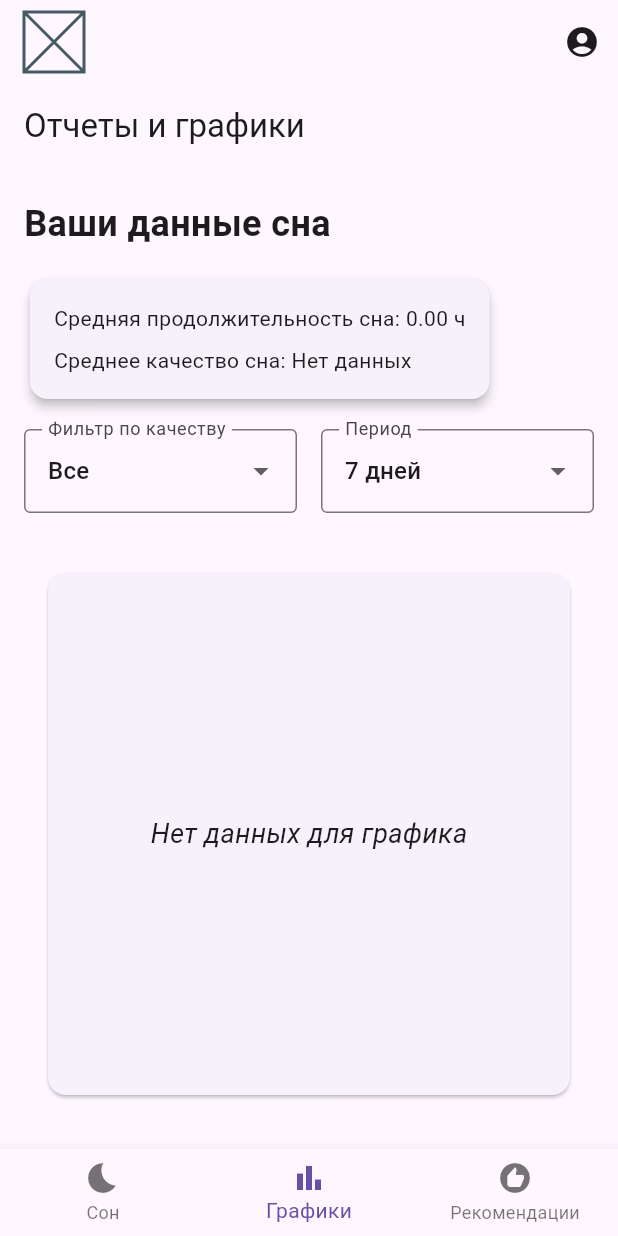
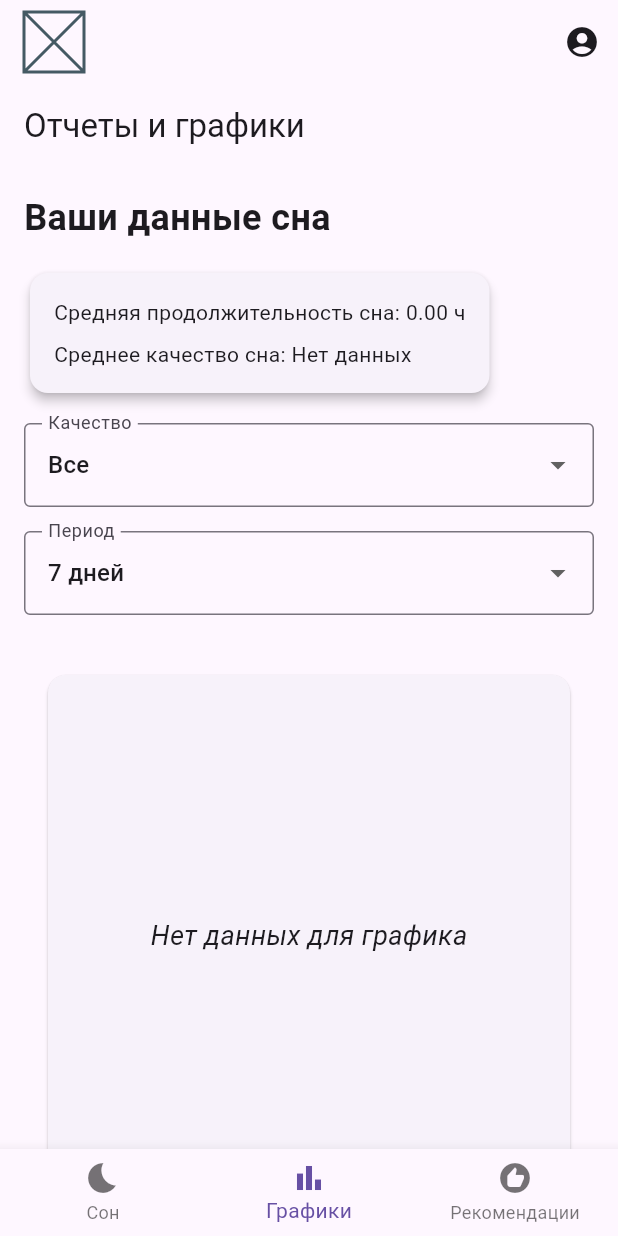
Before and after one commit to DaniilTooZir/SleepTracking_Flutter, a Flutter app: the ReportChartScreen screen opened by its route, on a phone screen of 412 x 824 dp. Run offline on Flutter 3.47's test engine with Material 3 defaults, Android fonts, the phone set to English and light mode, and no system bars; our stand-ins replace fl_chart, flutter_dotenv, go_router, supabase_flutter; accounts and stored records are empty.

Commit message:
Немного переделал оформление кода

```diff
--- a/lib/ui/screens/report_chart_screen.dart
+++ b/lib/ui/screens/report_chart_screen.dart
@@ -5,7 +5,14 @@ import 'package:sleep_tracking/data/services/report_chart_service.dart';
 import 'package:sleep_tracking/models/sleep_recording.dart';
 import 'package:sleep_tracking/providers/user_provider.dart';
 
-const List<String> sleepQualityOptions = ['Все', 'Ужасное', 'Плохое', 'Нормальное', 'Хорошее', 'Отличное'];
+const List<String> sleepQualityOptions = [
+  'Все',
+  'Ужасное',
+  'Плохое',
+  'Нормальное',
+  'Хорошее',
+  'Отличное',
+];
 const List<String> periodOptions = ['7 дней', '30 дней', 'Все время'];
 
 class ReportChartScreen extends StatefulWidget {
@@ -42,8 +49,11 @@ class _ReportChartScreenState extends State<ReportChartScreen> {
 
       setState(() {
         _sleepRecords = sleepRecords;
-        _averageSleepDuration = _reportChartService.calculateAverageSleepDuration(sleepRecords);
-        _averageSleepQuality = _reportChartService.calculateAverageSleepQuality(sleepRecords);
+        _averageSleepDuration = _reportChartService
+            .calculateAverageSleepDuration(sleepRecords);
+        _averageSleepQuality _reportChartService.calculateAverageSleepQuality(
+          sleepRecords,
+        );
       });
     } catch (e) {
       debugPrint('Ошибка получения данных: $e');
@@ -53,7 +63,6 @@ class _ReportChartScreenState extends State<ReportChartScreen> {
   @override
   Widget build(BuildContext context) {
     final isWide = MediaQuery.of(context).size.width > 600;
-
     return Scaffold(
       appBar: AppBar(title: const Text('Отчеты и графики')),
       body: LayoutBuilder(
@@ -74,18 +83,11 @@ class _ReportChartScreenState extends State<ReportChartScreen> {
                       ),
                     ),
                     const SizedBox(height: 16),
-
                     _buildAverageDataCard(),
-
                     const SizedBox(height: 16),
-
-
-                    _buildDropdownFilters(),
-
+                    _buildDropdownFilters(isWide),
                     const SizedBox(height: 24),
-
-
-                    _buildSleepChart(isWide),
+                    _buildSleepChartWithLegend(isWide),
                   ],
                 ),
               ),
@@ -95,18 +97,19 @@ class _ReportChartScreenState extends State<ReportChartScreen> {
       ),
     );
   }
+
   Widget _buildAverageDataCard() {
     return Card(
       elevation: 3,
-      shape: RoundedRectangleBorder(
-        borderRadius: BorderRadius.circular(12),
-      ),
+      shape: RoundedRectangleBorder(borderRadius: BorderRadius.circular(12)),
       child: Padding(
         padding: const EdgeInsets.all(16.0),
         child: Column(
           crossAxisAlignment: CrossAxisAlignment.start,
           children: [
-            Text('Средняя продолжительность сна: ${_averageSleepDuration.toStringAsFixed(2)} ч'),
+            Text(
+              'Средняя продолжительность сна: ${_averageSleepDuration.toStringAsFixed(2)} ч',
+            ),
             const SizedBox(height: 8),
             Text('Среднее качество сна: $_averageSleepQuality'),
           ],
@@ -115,80 +118,125 @@ class _ReportChartScreenState extends State<ReportChartScreen> {
     );
   }
 
-  Widget _buildDropdownFilters() {
-    return Row(
+  Widget _buildDropdownFilters(bool isWide) {
+    return isWide
+        ? Row(
           children: [
-        Expanded(
-          child: DropdownButtonFormField<String>(
+            Expanded(child: _qualityDropdown()),
+            const SizedBox(width: 16),
+            Expanded(child: _periodDropdown()),
+          ],
+        )
+        : Column(
+          children: [
+            _qualityDropdown(),
+            const SizedBox(height: 16),
+            _periodDropdown(),
+          ],
+        );
+  }
+
+  Widget _qualityDropdown() {
+    return DropdownButtonFormField<String>(
       value: _selectedQuality,
       decoration: const InputDecoration(
-              labelText: 'Фильтр по качеству',
+        labelText: 'Качество',
         border: OutlineInputBorder(),
       ),
-            items: sleepQualityOptions
-                .map(
-                  (value) => DropdownMenuItem(
-                value: value,
-                child: Text(value),
-              ),
-            )
+      items:
+          sleepQualityOptions
+              .map((q) => DropdownMenuItem(value: q, child: Text(q)))
               .toList(),
-            onChanged: (value) {
+      onChanged: (v) {
         setState(() {
-                _selectedQuality = value!;
+          _selectedQuality = v!;
           _fetchData();
         });
       },
-          ),
-        ),
-        const SizedBox(width: 16),
-        Expanded(
-          child: DropdownButtonFormField<String>(
+    );
+  }
+
+  Widget _periodDropdown() {
+    return DropdownButtonFormField<String>(
       value: _selectedPeriod,
       decoration: const InputDecoration(
         labelText: 'Период',
         border: OutlineInputBorder(),
       ),
-            items: periodOptions
-                .map(
-                  (value) => DropdownMenuItem(
-                value: value,
-                child: Text(value),
-              ),
-            )
+      items:
+          periodOptions
+              .map((p) => DropdownMenuItem(value: p, child: Text(p)))
               .toList(),
-            onChanged: (value) {
+      onChanged: (v) {
         setState(() {
-                _selectedPeriod = value!;
+          _selectedPeriod = v!;
           _fetchData();
         });
       },
+    );
+  }
+
+  Widget _legendItem(Color color, String label) {
+    return Row(
+      mainAxisSize: MainAxisSize.min,
+      children: [
+        Container(
+          width: 12,
+          height: 12,
+          decoration: BoxDecoration(color: color, shape: BoxShape.circle),
         ),
+        const SizedBox(width: 6),
+        ConstrainedBox(
+          constraints: const BoxConstraints(maxWidth: 100),
+          child: Text(label, overflow: TextOverflow.ellipsis),
         ),
       ],
     );
   }
-  Widget _buildSleepChart(bool isWide) {
+
+  Widget _buildSleepChartWithLegend(bool isWide) {
+    final series = [
+      {
+        'color': Colors.blue,
+        'label': 'Длительность сна',
+        'data': _reportChartService.generateSleepDurationGraphData(
+          _sleepRecords,
+        ),
+      },
+    ];
+
     return Padding(
       padding: const EdgeInsets.all(12),
-      child: AspectRatio(
+      child: Column(
+        children: [
+          AspectRatio(
             aspectRatio: isWide ? 1.6 : 1,
-        child: _buildChart(),
-      ),
-    );
-  }
-  Widget _buildChart() {
-    return Card(
+            child: Card(
               shape: RoundedRectangleBorder(
                 borderRadius: BorderRadius.circular(12),
               ),
-      child: _sleepRecords.isNotEmpty
-          ? LineChart(
+              child:
+                  _sleepRecords.isEmpty
+                      ? const Center(
+                        child: Text(
+                          'Нет данных для графика',
+                          style: TextStyle(
+                            fontSize: 18,
+                            fontStyle: FontStyle.italic,
+                          ),
+                        ),
+                      )
+                      : LineChart(
                         LineChartData(
-          gridData: FlGridData(show: true, horizontalInterval: 1),
+                          gridData: FlGridData(
+                            show: true,
+                            horizontalInterval: 1,
+                          ),
                           titlesData: FlTitlesData(
                             leftTitles: AxisTitles(
-              axisNameWidget: const Text('Продолжительность сна (ч)'),
+                              axisNameWidget: const Text(
+                                'Продолжительность сна (ч)',
+                              ),
                               sideTitles: SideTitles(showTitles: true),
                             ),
                             bottomTitles: AxisTitles(
@@ -197,22 +245,44 @@ class _ReportChartScreenState extends State<ReportChartScreen> {
                             ),
                           ),
                           borderData: FlBorderData(show: true),
-          lineBarsData: [
-            LineChartBarData(
-              spots: _reportChartService.generateSleepDurationGraphData(_sleepRecords),
+                          lineBarsData:
+                              series.map<LineChartBarData>((s) {
+                                return LineChartBarData(
+                                  spots: s['data'] as List<FlSpot>,
                                   isCurved: true,
-              color: Colors.blue,
+                                  color: s['color'] as Color,
                                   barWidth: 4,
-              belowBarData: BarAreaData(show: true, color: Colors.blue.withOpacity(0.3)),
+                                  belowBarData: BarAreaData(
+                                    show: true,
+                                    color: (s['color'] as Color).withOpacity(
+                                      0.3,
+                                    ),
+                                  ),
+                                );
+                              }).toList(),
+                        ),
+                      ),
+            ),
+          ),
+          if (series.length > 1)
+            Padding(
+              padding: const EdgeInsets.only(top: 12),
+              child: Wrap(
+                spacing: 16,
+                runSpacing: 8,
+                children:
+                    series.map((s) {
+                      return ConstrainedBox(
+                        constraints: const BoxConstraints(maxWidth: 120),
+                        child: _legendItem(
+                          s['color'] as Color,
+                          s['label'] as String,
+                        ),
+                      );
+                    }).toList(),
+              ),
             ),
         ],
-        ),
-      )
-          : const Center(
-        child: Text(
-          'Нет данных для графика',
-          style: TextStyle(fontSize: 18, fontStyle: FontStyle.italic),
-        ),
       ),
     );
   }
```
Lines whose indentation alone changed are shown as unchanged.
